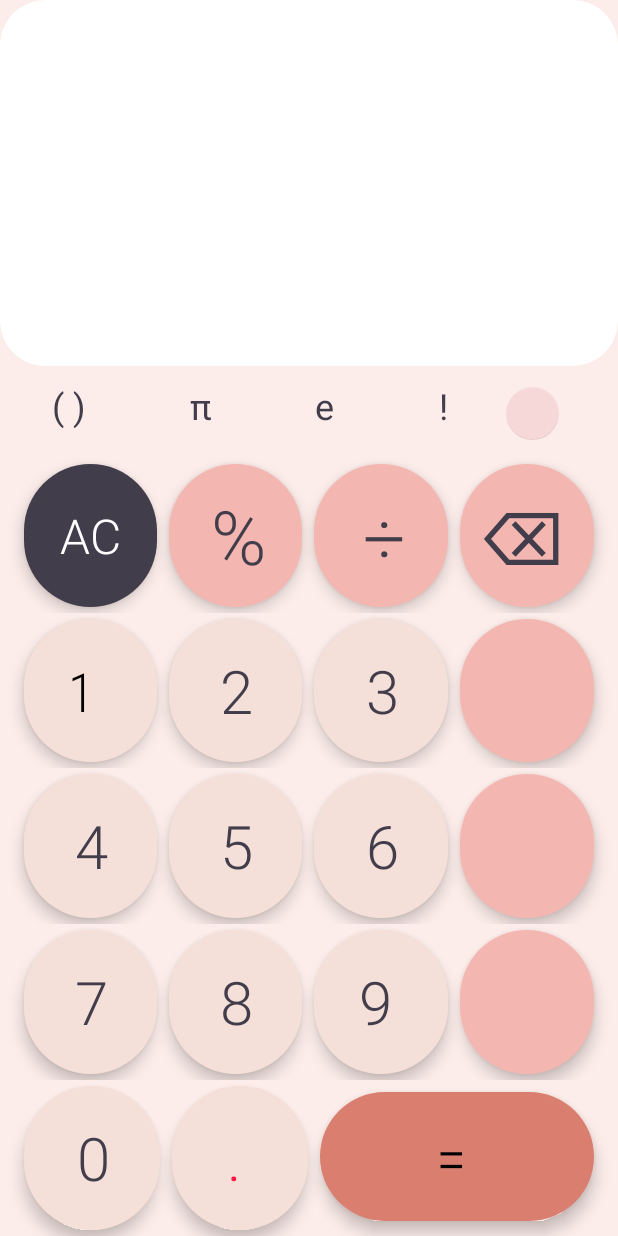
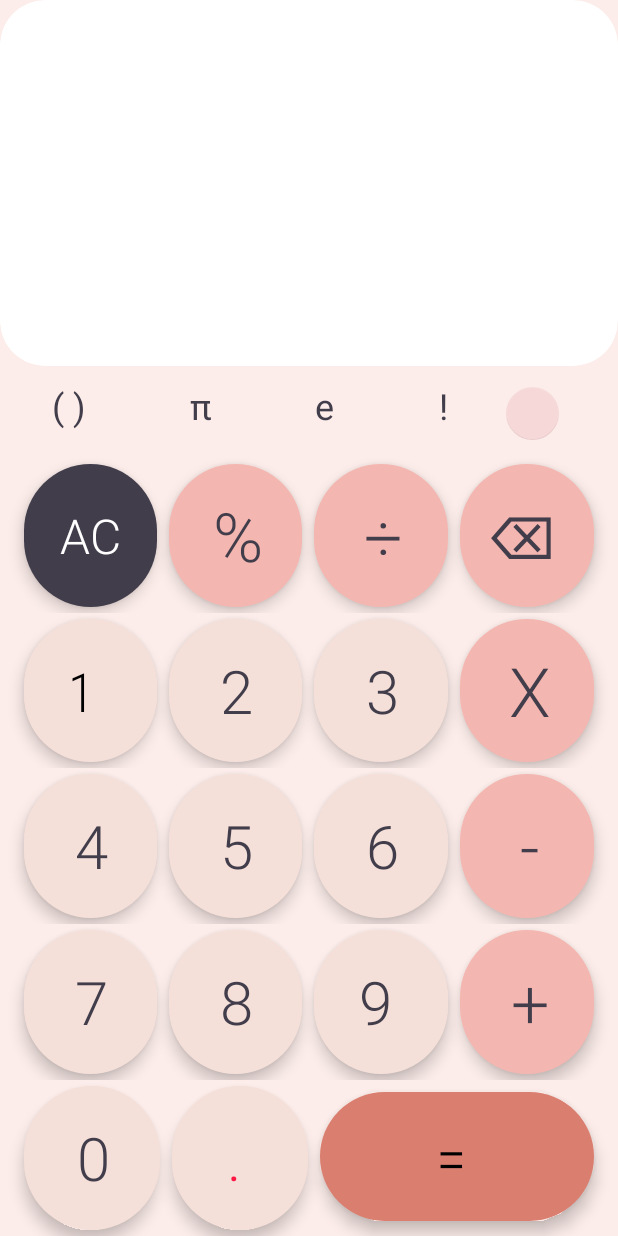
Before and after one commit to Harsh8833/Calculator, an Android app: the screen it shows after launch (MainActivity), on a phone screen of 412 x 824 dp. Run offline under Robolectric (Android 15) with nearby library versions, the phone set to English and light mode, and no system bars.

Commit message:
text on all fab

```diff
--- a/app/src/main/res/layout/activity_main.xml
+++ b/app/src/main/res/layout/activity_main.xml
@@ -147,7 +147,8 @@
             android:layout_marginTop="4dp"
             android:layout_marginStart="4dp"
             style="@style/symbols_keys"
-            android:text="⌫">
+            android:text="⌫"
+            android:textSize="40dp">
         </com.google.android.material.floatingactionbutton.ExtendedFloatingActionButton>
 
     </LinearLayout>
@@ -207,8 +208,9 @@
                 android:layout_marginBottom="4dp"
                 android:layout_marginTop="4dp"
                 android:layout_marginStart="4dp"
-                app:backgroundTint="@color/dark_pink"
-                app:elevation="0dp">
+                style="@style/symbols_keys"
+                android:text=" X"
+                >
             </com.google.android.material.floatingactionbutton.ExtendedFloatingActionButton>
 
         </LinearLayout>
@@ -263,8 +265,8 @@
             android:layout_marginBottom="4dp"
             android:layout_marginTop="4dp"
             android:layout_marginStart="4dp"
-            app:backgroundTint="@color/dark_pink"
-            app:elevation="0dp">
+            android:text=" -"
+            style="@style/symbols_keys">
         </com.google.android.material.floatingactionbutton.ExtendedFloatingActionButton>
 
     </LinearLayout>
@@ -319,8 +321,8 @@
             android:layout_marginBottom="4dp"
             android:layout_marginTop="4dp"
             android:layout_marginStart="4dp"
-            app:backgroundTint="@color/dark_pink"
-            app:elevation="0dp">
+            style="@style/symbols_keys"
+            android:text=" +">
         </com.google.android.material.floatingactionbutton.ExtendedFloatingActionButton>
 
     </LinearLayout>
--- a/app/src/main/res/values/dimens.xml
+++ b/app/src/main/res/values/dimens.xml
@@ -1,5 +1,5 @@
 <?xml version="1.0" encoding="utf-8"?>
 <resources>
     <dimen name="key">40dp</dimen>
-    <dimen name="symbols">50dp</dimen>
+    <dimen name="symbols">45dp</dimen>
 </resources>
```
